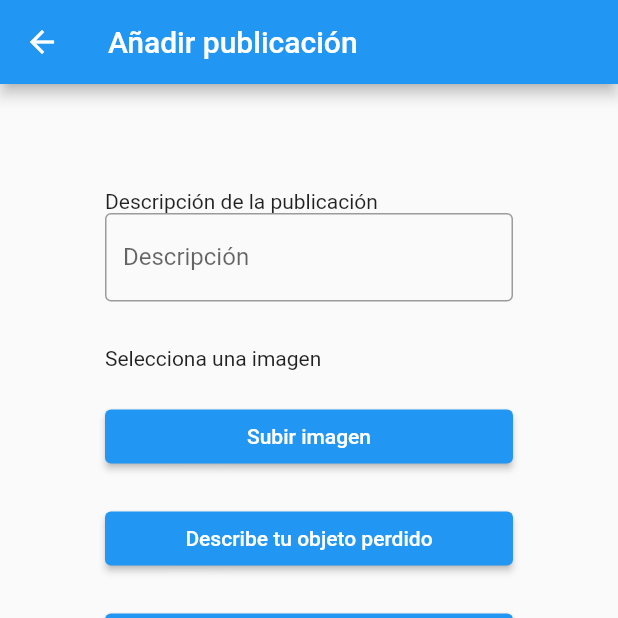
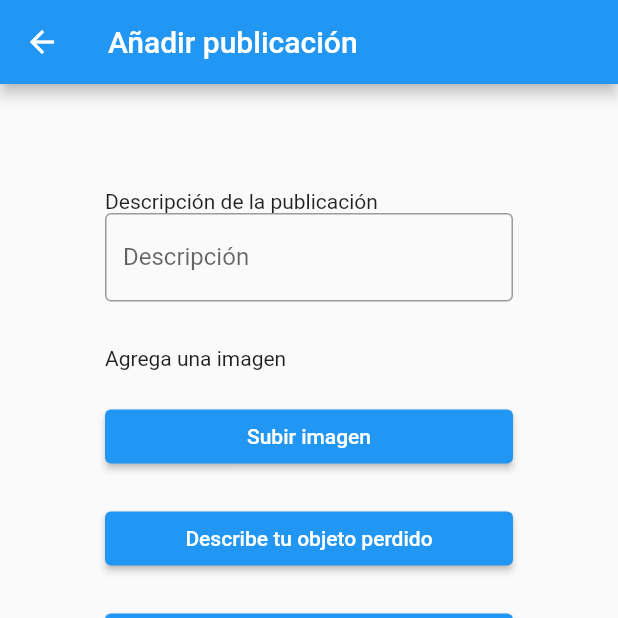
Before and after one commit to ElanTic/LosTSPerrones, a Flutter app: the Pag2 screen opened directly, on a phone screen of 412 x 824 dp, the top half of it. Run offline on Flutter 3.47's test engine with Material 2 defaults, Android fonts, the phone set to English and light mode, and no system bars; our stand-ins replace google_maps_flutter, image_picker.

Commit message:
cambie algunas etiquetas

```diff
--- a/lib/Views/Pag2.dart
+++ b/lib/Views/Pag2.dart
@@ -35,7 +35,7 @@ class _Pag2State extends State<Pag2> {
             const SizedBox(height: 30),
             returnImage != null
                 ? Image.file(returnImage!)
-                : const Text("Selecciona una imagen"),
+                : const Text("Agrega una imagen"),
             Padding(
               padding: EdgeInsets.symmetric(vertical: 10),
             ),
```
